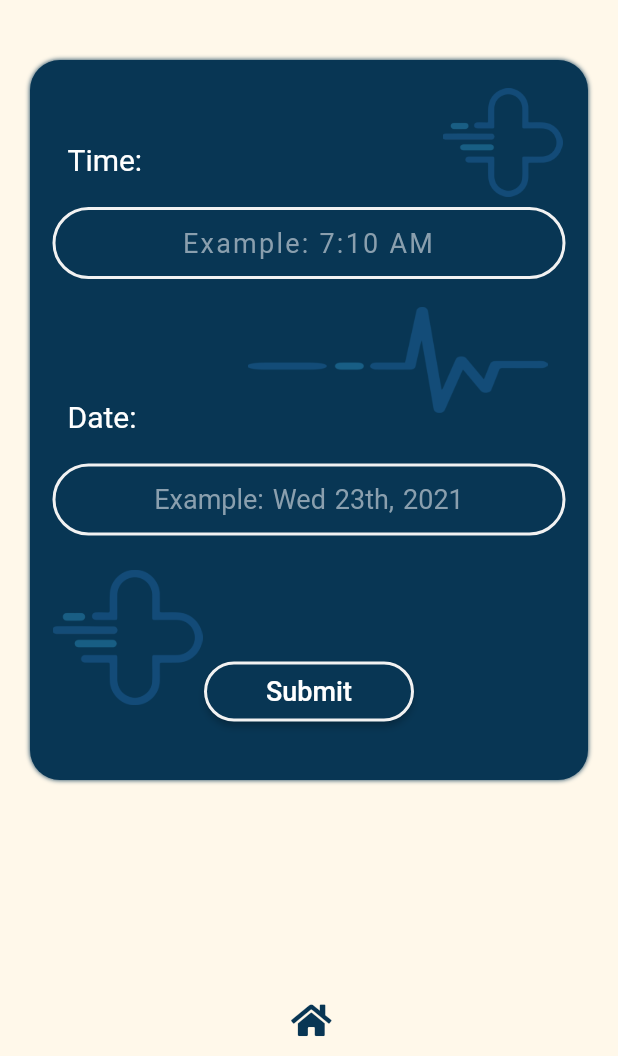
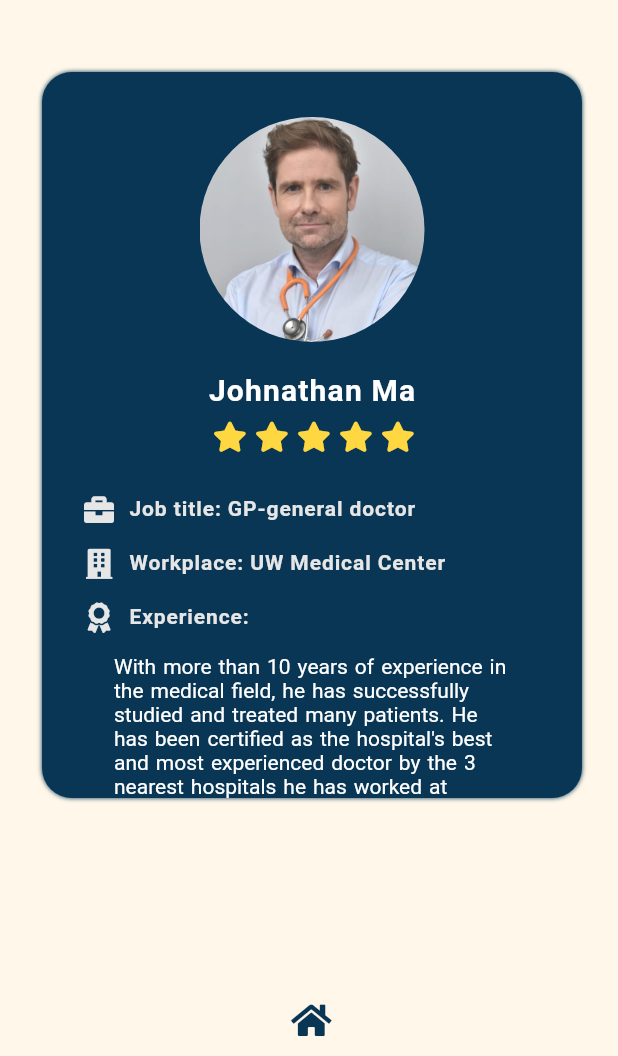
Before and after one commit to nguyenhoanglam1402/valeria-project, a Flutter app: the BlankPage screen opened directly, after a tap on "Submit", on a phone screen of 412 x 824 dp, the part 180-1236 px from its top. Run offline on Flutter 3.47's test engine with Material 2 defaults, Android fonts, the light colour scheme and no system bars; drawn by our look-alikes of flutter_rating_bar; our stand-ins replace firebase_auth, firebase_core, firebase_database, fl_chart, fluttertoast, font_awesome_flutter and 1 more; accounts and stored records are empty.

Commit message:
[Updated version - Jun 7th, 2021] - [LamDev] + Added user_avatar.dart widget + Added consultant_cv.dart widget + Added consultant_form.dart widget + Updated navigator of Application

```diff
--- a/lib/activitives/blank_page.dart
+++ b/lib/activitives/blank_page.dart
@@ -48,7 +48,7 @@ class BlankPage extends StatelessWidget {
               alignment: Alignment.bottomCenter,
               child: TextButton(
                 onPressed: (){
-                  Navigator.pop(context, ServicesPage());
+                  Navigator.pop(context);
                 },
                 child: Icon(
                   FontAwesomeIcons.home,
--- a/lib/activitives/dashboard.dart
+++ b/lib/activitives/dashboard.dart
@@ -10,6 +10,9 @@ class Dashboard extends StatefulWidget {
 }
 
 class _DashboardState extends State<Dashboard> {
+
+  var percent = 0.7;
+
   @override
   Widget build(BuildContext context) {
     return Scaffold(
@@ -76,9 +79,12 @@ class _DashboardState extends State<Dashboard> {
                                   children: [
                                     CircularPercentIndicator(
                                       radius: 270,
-                                      percent: 0.7,
+                                      percent: percent,
                                       curve: Curves.fastLinearToSlowEaseIn,
                                       circularStrokeCap: CircularStrokeCap.round,
+                                      animation: true,
+                                      animationDuration: 3000,
+                                      animateFromLastPercent: true,
                                       progressColor: Color(0xffFFA358),
                                       backgroundColor: Color(0xff4DF2F2F2),
                                     ),
--- a/lib/activitives/home.dart
+++ b/lib/activitives/home.dart
@@ -1,16 +1,30 @@
 import 'dart:developer';
 import 'package:flutter/cupertino.dart';
 import 'package:flutter/material.dart';
+import 'package:fluttertoast/fluttertoast.dart';
+import 'package:valeria_app/activitives/dashboard.dart';
 import 'package:valeria_app/activitives/services.dart';
 
 class HomePage extends StatelessWidget {
   const HomePage({Key key}) : super(key: key);
+
+  _notification(String content){
+    Fluttertoast.showToast(
+      msg: content,
+      gravity: ToastGravity.BOTTOM,
+      toastLength: Toast.LENGTH_SHORT,
+      timeInSecForIosWeb: 1,
+      textColor: Colors.white,
+      backgroundColor: Color(0xff083654),
+    );
+  }
 
   Route _customRoute(Widget nextPage){
     return CupertinoPageRoute(
       builder: (context) => nextPage,
     );
   }
+
 
   @override
   Widget build(BuildContext context) {
@@ -79,7 +93,9 @@ class HomePage extends StatelessWidget {
                             )
                         ),
                         ElevatedButton(
-                            onPressed: (){},
+                            onPressed: (){
+                              _notification("This feature is being developed !");
+                            },
                             child: Text(
                               'My booking',
                               style: TextStyle(
@@ -95,7 +111,9 @@ class HomePage extends StatelessWidget {
                             )
                         ),
                         ElevatedButton(
-                            onPressed: (){},
+                            onPressed: (){
+                              Navigator.push(context, _customRoute(Dashboard()));
+                            },
                             child: Text(
                               'Dashboard',
                               style: TextStyle(
@@ -127,9 +145,11 @@ class HomePage extends StatelessWidget {
                             )
                         ),
                         ElevatedButton(
-                            onPressed: (){},
+                            onPressed: (){
+
+                            },
                             child: Text(
-                              'Contact',
+                              'Family Caring',
                               style: TextStyle(
                                   fontSize: 20
                               ),
--- a/lib/activitives/login.dart
+++ b/lib/activitives/login.dart
@@ -1,9 +1,19 @@
 import 'dart:core';
+import 'package:firebase_core/firebase_core.dart';
+import 'package:firebase_auth/firebase_auth.dart';
 import 'package:flutter/material.dart';
 import 'package:font_awesome_flutter/font_awesome_flutter.dart';
 
-class LoginPage extends StatelessWidget {
+class LoginPage extends StatefulWidget {
   const LoginPage({Key key}) : super(key: key);
+
+  @override
+  _LoginPageState createState() => _LoginPageState();
+}
+
+class _LoginPageState extends State<LoginPage> {
+
+  final _auth = FirebaseAuth.instance;
 
   @override
   Widget build(BuildContext context) {
@@ -203,7 +213,20 @@ class LoginPage extends StatelessWidget {
                                             Colors.white,
                                           )
                                       ),
-                                    onPressed: (){},
+                                      onPressed: () async {
+                                        try {
+                                          UserCredential userCredential = await _auth.signInWithEmailAndPassword(
+                                              email: "barry.allen@example.com",
+                                              password: "SuperSecretPassword!"
+                                          );
+                                        } on FirebaseAuthException catch (e) {
+                                          if (e.code == 'user-not-found') {
+                                            print('No user found for that email.');
+                                          } else if (e.code == 'wrong-password') {
+                                            print('Wrong password provided for that user.');
+                                          }
+                                        }
+                                      },
                                       child: Padding(
                                         padding: EdgeInsets.only(left: 30, top: 5, right: 30, bottom: 5),
                                         child: Text(
--- a/lib/processes/prc_connection.dart
+++ b/lib/processes/prc_connection.dart
@@ -15,8 +15,7 @@ class ConnectionController{
   }
 
   static void setUserRoot(String rootName) {
-    _userRoot = FirebaseDatabase.instance.reference()
-        .child(rootName);
+    _userRoot = FirebaseDatabase.instance.reference().child(rootName);
     print(rootName);
   }
 
--- a/lib/root/main.dart
+++ b/lib/root/main.dart
@@ -1,25 +1,24 @@
+import 'package:firebase_auth/firebase_auth.dart';
 import 'package:firebase_core/firebase_core.dart';
+import 'dart:developer';
 import 'package:firebase_database/firebase_database.dart';
 import 'package:flutter/material.dart';
 import 'package:valeria_app/activitives/blank_page.dart';
-import 'package:valeria_app/activitives/dashboard.dart';
-import 'package:valeria_app/activitives/diagnose.dart';
 import 'package:valeria_app/activitives/home.dart';
 import 'package:valeria_app/activitives/login.dart';
-import 'package:valeria_app/activitives/services.dart';
 import 'package:valeria_app/processes/prc_connection.dart';
+import 'package:valeria_app/widgets/consultant_form.dart';
 import 'package:valeria_app/widgets/data_collection.dart';
 
 Future<void> main() async{
+
   WidgetsFlutterBinding.ensureInitialized();
-  await ConnectionController.initConnection();
+  await Firebase.initializeApp();
   ConnectionController.setUserRoot("User1");
   runApp(
     MaterialApp(
       debugShowCheckedModeBanner: false,
-      home: BlankPage(
-        child: DataCollection(),
-      )
+      home: HomePage()
     ),
   );
 }
--- /dev/null
+++ b/lib/widgets/consultant_cv.dart
@@ -0,0 +1,246 @@
+import 'package:flutter/material.dart';
+import 'package:flutter_rating_bar/flutter_rating_bar.dart';
+import 'package:font_awesome_flutter/font_awesome_flutter.dart';
+import 'package:valeria_app/widgets/user_avatar.dart';
+
+class ConsultantCV extends StatefulWidget {
+  const ConsultantCV({Key key, this.name, this.image, this.rating, this.job,
+    this.experience, this.workplace, this.trustIndex, this.isTrust}) : super(key: key);
+
+  final String name;
+  final String image;
+  final double rating;
+  final String job;
+  final String workplace;
+  final String experience;
+  final double trustIndex;
+  final bool isTrust;
+
+  @override
+  _ConsultantCVState createState() => _ConsultantCVState();
+}
+
+class _ConsultantCVState extends State<ConsultantCV> {
+  @override
+  Widget build(BuildContext context) {
+    return Padding(
+      padding: const EdgeInsets.all(8.0),
+      child: Container(
+          width: 360,
+          height: 500,
+          decoration: BoxDecoration(
+            color: Color(0xff083654),
+            borderRadius: BorderRadius.circular(20),
+            boxShadow: [
+              BoxShadow(
+                  color: Color(0xff083654),
+                  blurRadius: 2
+              )
+            ],
+          ),
+          child: ListView(
+            children: [
+              UserAvatar(
+                image: widget.image,
+                name: widget.name,
+              ),
+              Padding(
+                padding: const EdgeInsets.only(top: 10.0),
+                child: Row(
+                  mainAxisAlignment: MainAxisAlignment.center,
+                  children: [
+                    RatingBar.builder(
+                      itemCount: 5,
+                      initialRating: widget.rating,
+                      allowHalfRating: true,
+                      itemSize: 20,
+                      glowColor: Colors.white70,
+                      itemPadding: EdgeInsets.symmetric(horizontal: 4.0),
+                      itemBuilder: (context, index) {
+                        return Icon(
+                          FontAwesomeIcons.solidStar,
+                          color: Colors.amberAccent,
+                        );
+                      },
+                      onRatingUpdate: (value) {
+                        print(value);
+                      },
+                    )
+                  ],
+                ),
+              ),
+              Padding(
+                padding: EdgeInsets.only(top: 20, right: 20, left: 20, bottom: 20),
+                child: Column(
+                  children: [
+                    Padding(
+                      padding: const EdgeInsets.all(8.0),
+                      child: Row(
+                        children: [
+                          Icon(
+                            FontAwesomeIcons.briefcase,
+                            size: 20,
+                            color: Color(0xffE6E6E6),
+                          ),
+                          Padding(
+                            padding: const EdgeInsets.only(right: 10.0, left: 10.0),
+                            child: Text(
+                              'Job title: ${widget.job}',
+                              style: TextStyle(
+                                  fontSize: 14,
+                                  letterSpacing: 0.6,
+                                  fontWeight: FontWeight.w600,
+                                  color: Color(0xffE6E6E6)
+                              ),
+                            ),
+                          )
+                        ],
+                      ),
+                    ),
+                    Padding(
+                      padding: const EdgeInsets.all(8.0),
+                      child: Row(
+                        children: [
+                          Icon(
+                            FontAwesomeIcons.solidBuilding,
+                            size: 20,
+                            color: Color(0xffE6E6E6),
+                          ),
+                          Padding(
+                            padding: const EdgeInsets.only(right: 10.0, left: 10.0),
+                            child: Text(
+                              'Workplace: ${widget.workplace}',
+                              maxLines: 3,
+                              style: TextStyle(
+                                  fontSize: 14,
+                                  letterSpacing: 0.6,
+                                  fontWeight: FontWeight.w600,
+                                  color: Color(0xffE6E6E6)
+                              ),
+                            ),
+                          )
+                        ],
+                      ),
+                    ),
+                    Padding(
+                        padding: const EdgeInsets.all(8.0),
+                        child: Column(
+                          crossAxisAlignment: CrossAxisAlignment.start,
+                          children: [
+                            Row(
+                              children: [
+                                Icon(
+                                  FontAwesomeIcons.award,
+                                  size: 20,
+                                  color: Color(0xffE6E6E6),
+                                ),
+                                Padding(
+                                  padding: const EdgeInsets.only(right: 10.0, left: 10.0),
+                                  child: Text(
+                                    'Experience:',
+                                    maxLines: 10,
+                                    style: TextStyle(
+                                        fontSize: 14,
+                                        letterSpacing: 0.6,
+                                        fontWeight: FontWeight.w600,
+                                        color: Color(0xffE6E6E6)
+                                    ),
+                                  ),
+                                ),
+                              ],
+                            ),
+                            Padding(
+                                padding: const EdgeInsets.only(right: 20.0, left: 20.0, top: 15),
+                                child: RichText(
+                                  text: TextSpan(
+                                      children: [
+                                        TextSpan(
+                                            text: widget.experience,
+                                            style: TextStyle(
+                                              wordSpacing: 1.2,
+                                            )
+                                        ),
+                                      ]
+                                  ),
+                                )
+                            ),
+                          ],
+                        )
+                    ),
+                    Padding(
+                      padding: const EdgeInsets.all(8.0),
+                      child: Row(
+                        children: [
+                          Icon(
+                            FontAwesomeIcons.starHalfAlt,
+                            size: 20,
+                            color: Color(0xffE6E6E6),
+                          ),
+                          Padding(
+                            padding: const EdgeInsets.only(right: 10.0, left: 10.0),
+                            child: Text(
+                              'Trust Index: ${widget.trustIndex} / 5',
+                              style: TextStyle(
+                                  fontSize: 14,
+                                  letterSpacing: 0.6,
+                                  fontWeight: FontWeight.w600,
+                                  color: Color(0xffE6E6E6)
+                              ),
+                            ),
+                          )
+                        ],
+                      ),
+                    ),
+                    Padding(
+                      padding: const EdgeInsets.all(10.0),
+                      child: Row(
+                        mainAxisAlignment: MainAxisAlignment.center,
+                        children: [
+                          Icon(
+                            FontAwesomeIcons.userShield,
+                            size: 20,
+                            color: Color(0xE2B7FF8B),
+                          ),
+                          Padding(
+                            padding: const EdgeInsets.only(right: 10.0, left: 10.0),
+                            child: Text(
+                              (widget.isTrust)? 'Profile was verified by Valeria': "Profile wasn't verified by Valeria",
+                              style: TextStyle(
+                                  fontSize: 13,
+                                  fontWeight: FontWeight.w600,
+                                  color: (widget.isTrust)? Color(0xE2B7FF8B): Color(0xE2FF8B8B)
+                              ),
+                            ),
+                          )
+                        ],
+                      ),
+                    ),
+                    Padding(
+                      padding: const EdgeInsets.all(8.0),
+                      child: ElevatedButton(
+                          style: ElevatedButton.styleFrom(
+                              minimumSize: Size(150, 50),
+                              primary: Color(0XFF083654),
+                              shape: RoundedRectangleBorder(
+                                  borderRadius: BorderRadius.circular(50),
+                                  side: BorderSide(
+                                      color: Colors.white,
+                                      width: 2
+                                  )
+                              )
+                          ),
+                          onPressed: (){},
+                          child: Text(
+                              'Book now'
+                          )
+                      ),
+                    )
+                  ],
+                ),
+              ),
+            ],
+          )
+      ),
+    );
+  }
+}
--- /dev/null
+++ b/lib/widgets/consultant_form.dart
@@ -0,0 +1,68 @@
+import 'package:flutter/cupertino.dart';
+import 'package:flutter/material.dart';
+import 'package:flutter/rendering.dart';
+import 'package:flutter_rating_bar/flutter_rating_bar.dart';
+import 'package:font_awesome_flutter/font_awesome_flutter.dart';
+import 'package:valeria_app/widgets/consultant_cv.dart';
+import 'package:valeria_app/widgets/user_avatar.dart';
+
+class ConsultantForm extends StatefulWidget {
+  const ConsultantForm({Key key}) : super(key: key);
+
+  @override
+  _ConsultantFormState createState() => _ConsultantFormState();
+}
+
+class _ConsultantFormState extends State<ConsultantForm> {
+  @override
+  Widget build(BuildContext context) {
+    return Container(
+      width: double.infinity,
+      height: 500,
+      child: ListView(
+        scrollDirection: Axis.horizontal,
+        shrinkWrap: true,
+        children: [
+          ConsultantCV(
+            name: 'Johnathan Ma',
+            image: 'lib/resource/doctor.png',
+            rating: 5,
+            experience: "With more than 10 years of experience in the medical field,"
+                " he has successfully studied and treated many patients. "
+                "He has been certified as the hospital's best and most experienced doctor "
+                "by the 3 nearest hospitals he has worked at during his time working for this "
+                "hospital organization.",
+            isTrust: true,
+            job: 'GP-general doctor',
+            workplace: 'UW Medical Center',
+            trustIndex: 4.9,
+          ),
+          ConsultantCV(
+            name: 'Dang Tieu Binh',
+            image: 'lib/resource/vietnamese_doctor.png',
+            rating: 4.5,
+            experience: "With more than 7 years of experience in medical"
+                " examination and treatment at Bach Mai hospital. "
+                "I am confident in my ability to examine and try to bring you the best services.",
+            isTrust: true,
+            job: 'Internal doctor',
+            workplace: 'Bach Mai Hospital',
+            trustIndex: 4.5,
+          ),
+          ConsultantCV(
+            name: 'Indah Kusuma',
+            image: 'lib/resource/female_vietnamese_doctor.png',
+            rating: 5,
+            experience: "With 5 years of experience performing examinations and "
+                "surgical assistants, with many different complex cases. I believe"
+                " I will be qualified to serve and understand the conditions you are experiencing.",
+            isTrust: true,
+            job: 'Cardiology doctor',
+            workplace: 'Philippine Heart Center',
+            trustIndex: 4.9,
+          ),
+        ],
+      ),
+    );
+  }
+}
--- a/lib/widgets/data_collection.dart
+++ b/lib/widgets/data_collection.dart
@@ -595,7 +595,7 @@ class _DataCollectionState extends State<DataCollection> {
                             Map userRecordMap = new Map();
                             userRecordMap["kidney"] = kidneyGroup;
                             print(userRecordMap);
-                            ConnectionController.getUserRoot().set("Hello");
+                            ConnectionController.getUserRoot().push();
                           },
                           style: ElevatedButton.styleFrom(
                             primary: Color(0xdce6e6e6),
--- a/lib/widgets/schedule_picker.dart
+++ b/lib/widgets/schedule_picker.dart
@@ -3,9 +3,13 @@ import 'package:flutter/material.dart';
 import 'dart:math' as math;
 
 import 'package:intl/intl.dart';
+import 'package:valeria_app/activitives/blank_page.dart';
+import 'package:valeria_app/widgets/consultant_form.dart';
 
 class SchedulePicker extends StatefulWidget {
-  const SchedulePicker({Key key}) : super(key: key);
+  const SchedulePicker({Key key, int package}) : super(key: key);
+
+  final int package = 0;
 
   @override
   _SchedulePickerState createState() => _SchedulePickerState();
@@ -50,6 +54,11 @@ class _SchedulePickerState extends State<SchedulePicker> {
     });
   }
 
+  Route _customRoute(Widget nextPage){
+    return CupertinoPageRoute(
+      builder:(context) => nextPage,
+    );
+  }
 
   @override
   Widget build(BuildContext context) {
@@ -250,7 +259,24 @@ class _SchedulePickerState extends State<SchedulePicker> {
                               )
                           )
                       ),
-                      onPressed: (){},
+                      onPressed: (){
+                        switch(widget.package){
+                          case 0:
+                            Navigator.push(context, _customRoute(
+                              BlankPage(
+                                child: ConsultantForm(),
+                              )
+                            ));
+                            break;
+                          case 1:
+                            Navigator.push(context, _customRoute(
+                                BlankPage(
+                                  child: ConsultantForm(),
+                                )
+                            ));
+                            break;
+                        }
+                      },
                       child: Text(
                         'Submit',
                         style: TextStyle(
--- /dev/null
+++ b/lib/widgets/user_avatar.dart
@@ -0,0 +1,51 @@
+import 'package:flutter/material.dart';
+
+class UserAvatar extends StatelessWidget {
+
+  const UserAvatar({Key key, this.image, this.name}) : super(key: key);
+  final image;
+  final String name;
+
+  @override
+  Widget build(BuildContext context) {
+    return Column(
+      children: [
+        Container(
+          margin: EdgeInsets.only(top: 30, bottom: 10),
+          child: Row(
+            mainAxisAlignment: MainAxisAlignment.center,
+            children: [
+              ClipRRect(
+                borderRadius: BorderRadius.circular(100),
+                child: Image.asset(
+                  image,
+                  width: 150,
+                  height: 150,
+                ),
+              )
+            ],
+          ),
+        ),
+        Row(
+          mainAxisAlignment: MainAxisAlignment.center,
+          children: [
+            Padding(
+              padding: const EdgeInsets.only(top: 10.0),
+              child: Text(
+                name,
+                textAlign: TextAlign.center,
+                style: TextStyle(
+                  letterSpacing: 0.8,
+                  color: Colors.white,
+                  fontWeight: FontWeight.w600,
+                  fontSize: 20,
+                ),
+              ),
+            )
+          ],
+        ),
+
+      ],
+    );
+  }
+}
--- a/pubspec.yaml
+++ b/pubspec.yaml
@@ -33,8 +33,12 @@ dependencies:
   fl_chart: ^0.36.1
   intl: ^0.17.0
   firebase_core: ^1.2.1
+  firebase_analytics: ^8.1.1
   firebase_database: ^7.1.0
-  firebase_analytics: ^8.1.1
+  firebase_auth: ^1.3.0
+  fluttertoast: ^8.0.7
+  flutter_rating_bar: ^4.0.0
+
 
 
 dev_dependencies:
```
Also changed, not shown: lib/resource/doctor.png (added), lib/resource/female_vietnamese_doctor.png (added), lib/resource/vietnamese_doctor.png (added), pubspec.lock, 2 other files. Lines whose indentation alone changed are shown as unchanged.
